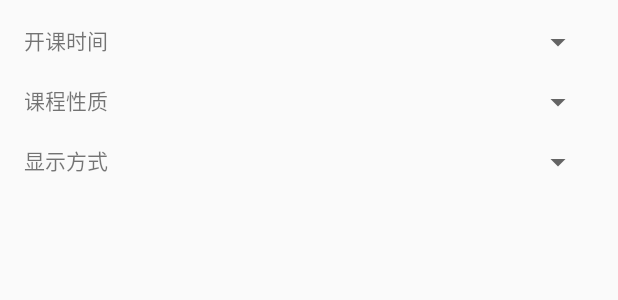
After one commit to PeanutMelonSeedBigAlmond/class_schedule, an Android app: the layout score_filter_dialog_layout.xml on its own in the app's theme, with its tools: preview values and no code run, on a phone screen of 412 x 824 dp. The commit adds this screen. Shown: the top 300 px of the screen. Run offline under Robolectric (Android 15) with nearby library versions, the phone set to English and light mode, and no system bars.

Commit message:
新增：按照学期和课程性质筛选考试成绩 修复：获取考试成绩失败的问题

```diff
--- a/app/src/main/java/com/wp/csmu/classschedule/network/service/ServiceApi.kt
+++ b/app/src/main/java/com/wp/csmu/classschedule/network/service/ServiceApi.kt
@@ -28,4 +28,7 @@ internal interface ServiceApi {
             @Query("xnxq01id") termId: String = "",
             @Header("referer") referer: String = BASE_URL + "jxzl/jxzl_query"
     ): ResponseBody
+
+    @POST("kscj/cjcx_query")
+    suspend fun getGradeQuery():ResponseBody
 }
--- /dev/null
+++ b/app/src/main/res/layout/score_filter_dialog_layout.xml
@@ -0,0 +1,61 @@
+<?xml version="1.0" encoding="utf-8"?>
+<LinearLayout xmlns:android="http://schemas.android.com/apk/res/android"
+    android:padding="8dp"
+    android:layout_width="match_parent"
+    android:layout_height="wrap_content"
+    android:orientation="vertical">
+
+    <LinearLayout
+        android:padding="8dp"
+        android:layout_width="match_parent"
+        android:layout_height="wrap_content"
+        android:orientation="horizontal">
+
+        <TextView
+            android:layout_width="wrap_content"
+            android:layout_height="wrap_content"
+            android:text="开课时间" />
+
+        <Spinner
+            android:layout_weight="1"
+            android:id="@+id/termFilterSpinner"
+            android:layout_width="0dp"
+            android:layout_height="wrap_content" />
+    </LinearLayout>
+
+    <LinearLayout
+        android:padding="8dp"
+        android:layout_width="match_parent"
+        android:layout_height="wrap_content"
+        android:orientation="horizontal">
+
+        <TextView
+            android:layout_width="wrap_content"
+            android:layout_height="wrap_content"
+            android:text="课程性质" />
+
+        <Spinner
+            android:layout_weight="1"
+            android:id="@+id/courseXZFilterSpinner"
+            android:layout_width="0dp"
+            android:layout_height="wrap_content" />
+    </LinearLayout>
+    <LinearLayout
+        android:padding="8dp"
+        android:layout_width="match_parent"
+        android:layout_height="wrap_content"
+        android:orientation="horizontal">
+
+        <TextView
+            android:layout_width="wrap_content"
+            android:layout_height="wrap_content"
+            android:text="显示方式" />
+
+        <Spinner
+            android:layout_weight="1"
+            android:id="@+id/displayModeFilterSpinner"
+            android:layout_width="0dp"
+            android:layout_height="wrap_content" />
+    </LinearLayout>
+
+</LinearLayout>
```
Also changed, not shown: app/src/main/java/com/wp/csmu/classschedule/activity/ScoreActivity.kt (+133 -37 lines), app/src/main/java/com/wp/csmu/classschedule/network/service/ServiceClient.kt (+90 -5 lines), app/src/main/java/com/wp/csmu/classschedule/view/adapter/ScoreRecyclerAdapter.kt (+5 -5 lines), app/src/main/java/com/wp/csmu/classschedule/view/bean/ScoreFilterBean.kt (added, +7 -0 lines), app/src/main/res/drawable-anydpi/ic_action_filter.xml (added, +11 -0 lines), app/src/main/res/menu/score_menu.xml (+4 -3 lines), app/src/main/res/drawable-hdpi/ic_action_filter.png (added), app/src/main/res/drawable-mdpi/ic_action_filter.png (added), app/src/main/res/drawable-xhdpi/ic_action_filter.png (added), app/src/main/res/drawable-xxhdpi/ic_action_filter.png (added), 1 other file.
